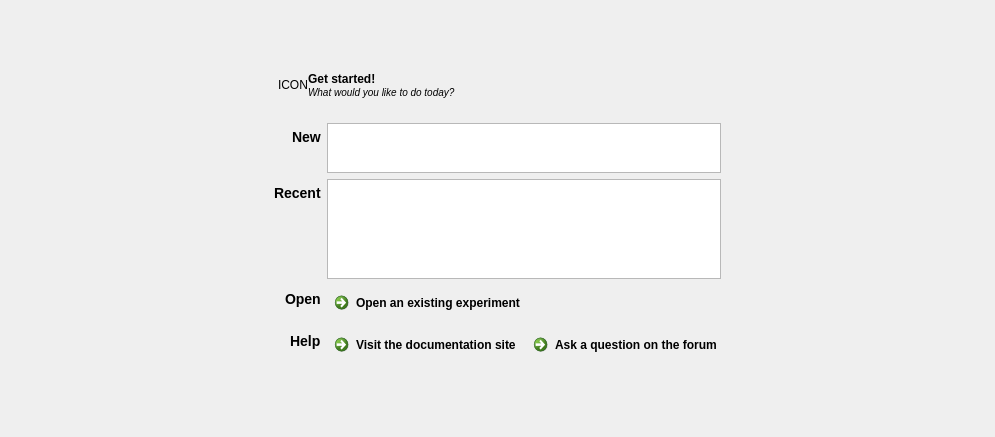
The window that resources/ui/start_new_widget.ui (open-cogsci/OpenSesame) describes before a commit, drawn with Qt 5.
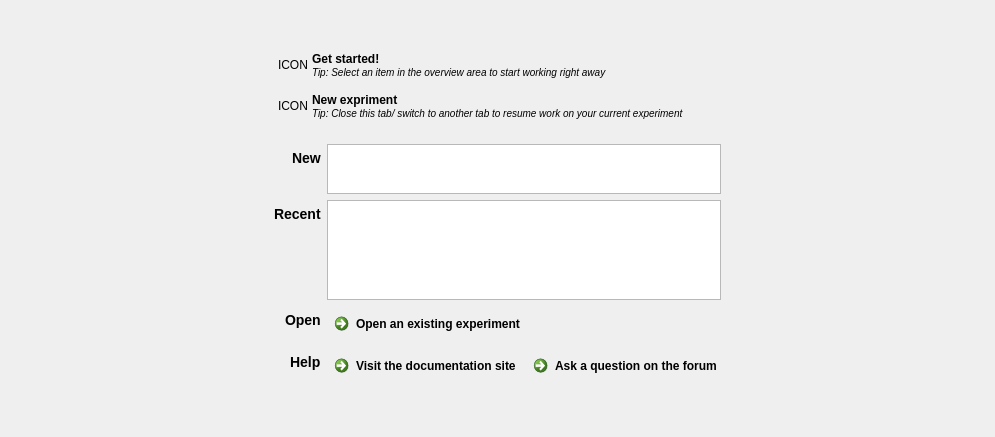
The same window after the commit. Custom widgets are drawn as their Qt base class.

Commit message: Less confusing start_new_widget

```diff
--- a/resources/ui/start_new_widget.ui
+++ b/resources/ui/start_new_widget.ui
@@ -91,14 +91,63 @@
             <property name="margin">
              <number>0</number>
             </property>
-            <item row="2" column="0">
+            <item row="0" column="0" colspan="2">
+             <widget class="QWidget" name="widget_header_start" native="true">
+              <layout class="QHBoxLayout" name="horizontalLayout_2">
+               <property name="spacing">
+                <number>4</number>
+               </property>
+               <property name="margin">
+                <number>4</number>
+               </property>
+               <item>
+                <widget class="QLabel" name="label_get_started">
+                 <property name="sizePolicy">
+                  <sizepolicy hsizetype="Fixed" vsizetype="Fixed">
+                   <horstretch>0</horstretch>
+                   <verstretch>0</verstretch>
+                  </sizepolicy>
+                 </property>
+                 <property name="text">
+                  <string>ICON</string>
+                 </property>
+                </widget>
+               </item>
+               <item>
+                <widget class="QLabel" name="label_2">
+                 <property name="text">
+                  <string>&lt;b&gt;Get started!&lt;/b&gt;&lt;br /&gt;
+&lt;small&gt;&lt;i&gt;Tip: Select an item in the overview area to start working right away&lt;/i&gt;&lt;/small&gt;</string>
+                 </property>
+                </widget>
+               </item>
+              </layout>
+             </widget>
+            </item>
+            <item row="2" column="0" colspan="2">
+             <spacer name="verticalSpacer_2">
+              <property name="orientation">
+               <enum>Qt::Vertical</enum>
+              </property>
+              <property name="sizeType">
+               <enum>QSizePolicy::Fixed</enum>
+              </property>
+              <property name="sizeHint" stdset="0">
+               <size>
+                <width>20</width>
+                <height>8</height>
+               </size>
+              </property>
+             </spacer>
+            </item>
+            <item row="3" column="0">
              <widget class="QLabel" name="label_templates">
               <property name="text">
                <string>&lt;h3&gt;New&lt;/h3&gt;</string>
               </property>
              </widget>
             </item>
-            <item row="2" column="1">
+            <item row="3" column="1">
              <widget class="QListWidget" name="list_templates">
               <property name="sizePolicy">
                <sizepolicy hsizetype="Expanding" vsizetype="Expanding">
@@ -114,14 +163,14 @@
               </property>
              </widget>
             </item>
-            <item row="4" column="0">
+            <item row="5" column="0">
              <widget class="QLabel" name="_label_recent">
               <property name="text">
                <string>&lt;h3&gt;Recent&lt;/h3&gt;</string>
               </property>
              </widget>
             </item>
-            <item row="4" column="1">
+            <item row="5" column="1">
              <widget class="QListWidget" name="list_recent">
               <property name="maximumSize">
                <size>
@@ -131,28 +180,28 @@
               </property>
              </widget>
             </item>
-            <item row="5" column="0">
+            <item row="6" column="0">
              <widget class="QLabel" name="label_browse">
               <property name="text">
                <string>&lt;h3&gt;Open&lt;/h3&gt;</string>
               </property>
              </widget>
             </item>
-            <item row="5" column="1">
+            <item row="6" column="1">
              <widget class="QCommandLinkButton" name="button_browse">
               <property name="text">
                <string>Open an existing experiment</string>
               </property>
              </widget>
             </item>
-            <item row="6" column="0">
+            <item row="7" column="0">
              <widget class="QLabel" name="label_help">
               <property name="text">
                <string>&lt;h3&gt;Help&lt;/h3&gt;</string>
               </property>
              </widget>
             </item>
-            <item row="6" column="1">
+            <item row="7" column="1">
              <widget class="QWidget" name="widget_3" native="true">
               <layout class="QHBoxLayout" name="horizontalLayout_3">
                <property name="margin">
@@ -175,54 +224,38 @@
               </layout>
              </widget>
             </item>
-            <item row="0" column="0" colspan="2">
-             <widget class="QWidget" name="widget_header_box" native="true">
-              <layout class="QHBoxLayout" name="horizontalLayout_2">
-               <property name="spacing">
-                <number>0</number>
-               </property>
-               <property name="margin">
-                <number>4</number>
-               </property>
-               <item>
-                <widget class="QLabel" name="label_get_started">
-                 <property name="sizePolicy">
-                  <sizepolicy hsizetype="Fixed" vsizetype="Fixed">
-                   <horstretch>0</horstretch>
-                   <verstretch>0</verstretch>
-                  </sizepolicy>
-                 </property>
-                 <property name="text">
-                  <string>ICON</string>
-                 </property>
-                </widget>
-               </item>
-               <item>
-                <widget class="QLabel" name="label_2">
-                 <property name="text">
-                  <string>&lt;b&gt;Get started!&lt;/b&gt;&lt;br /&gt;
-&lt;small&gt;&lt;i&gt;What would you like to do today?&lt;/i&gt;&lt;/small&gt;</string>
-                 </property>
-                </widget>
-               </item>
-              </layout>
-             </widget>
-            </item>
             <item row="1" column="0" colspan="2">
-             <spacer name="verticalSpacer_2">
-              <property name="orientation">
-               <enum>Qt::Vertical</enum>
-              </property>
-              <property name="sizeType">
-               <enum>QSizePolicy::Fixed</enum>
-              </property>
-              <property name="sizeHint" stdset="0">
-               <size>
-                <width>20</width>
-                <height>8</height>
-               </size>
-              </property>
-             </spacer>
+             <widget class="QWidget" name="widget_header_new" native="true">
+              <layout class="QHBoxLayout" name="horizontalLayout_4">
+               <property name="spacing">
+                <number>4</number>
+               </property>
+               <property name="margin">
+                <number>4</number>
+               </property>
+               <item>
+                <widget class="QLabel" name="label_start_new">
+                 <property name="sizePolicy">
+                  <sizepolicy hsizetype="Fixed" vsizetype="Fixed">
+                   <horstretch>0</horstretch>
+                   <verstretch>0</verstretch>
+                  </sizepolicy>
+                 </property>
+                 <property name="text">
+                  <string>ICON</string>
+                 </property>
+                </widget>
+               </item>
+               <item>
+                <widget class="QLabel" name="label">
+                 <property name="text">
+                  <string>&lt;b&gt;New expriment&lt;/b&gt;&lt;br /&gt;
+&lt;small&gt;&lt;i&gt;Tip: Close this tab/ switch to another tab to resume work on your current experiment&lt;/i&gt;&lt;/small&gt;</string>
+                 </property>
+                </widget>
+               </item>
+              </layout>
+             </widget>
             </item>
            </layout>
           </widget>
```
The commit also changes 4 other files.
